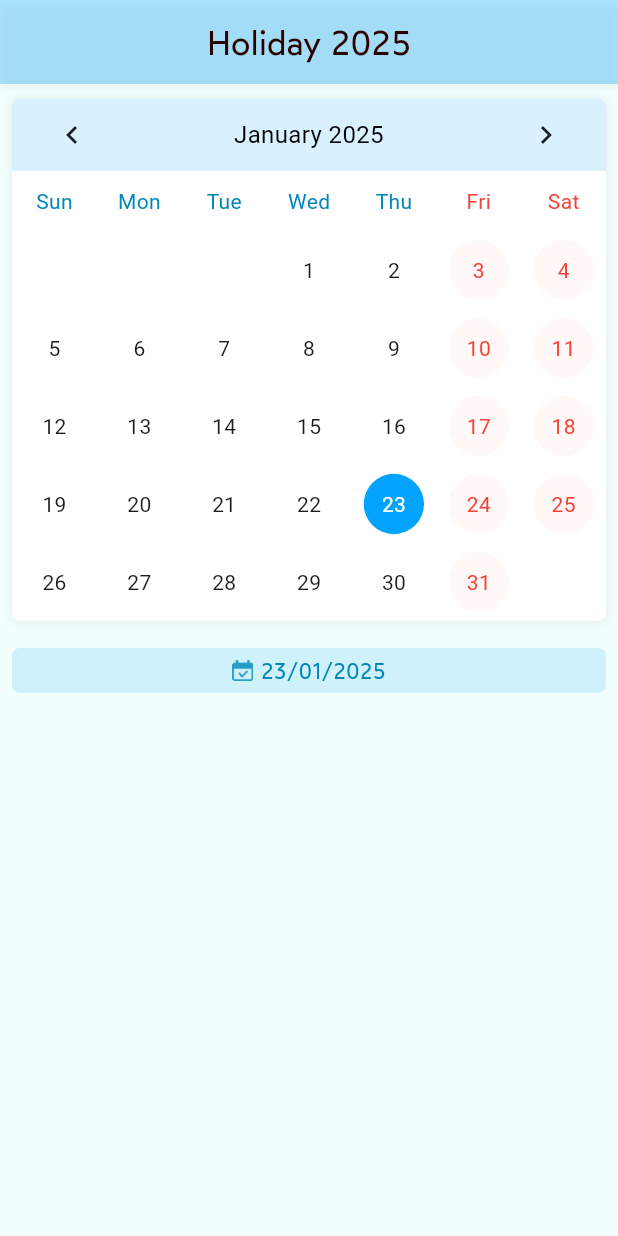
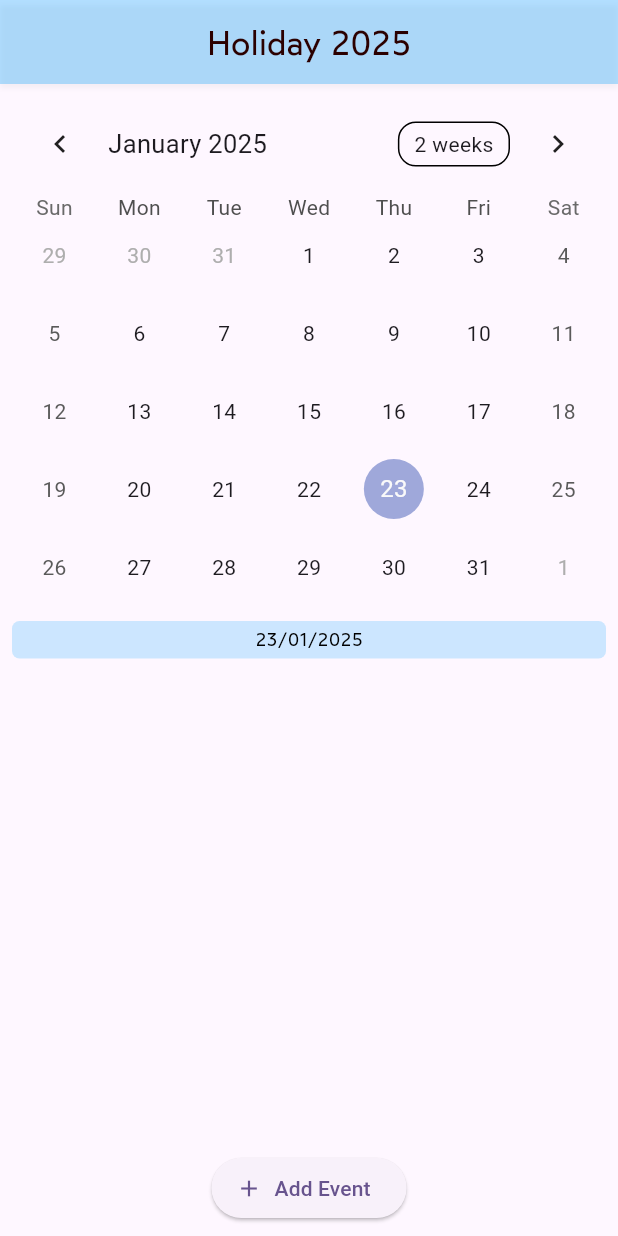
Before and after one commit to marjansikder/Holiday-Calendar, a Flutter app: the screen it shows after launch, on a phone screen of 412 x 824 dp. Run offline on Flutter 3.47's test engine with Material 3 defaults, Android fonts, the phone set to English and light mode, and no system bars; drawn by our look-alikes of table_calendar; our stand-ins replace flutter_riverpod, sqflite; accounts and stored records are empty.

Commit message:
add-event

```diff
--- /dev/null
+++ b/lib/model/repository/holiday_repository.dart
@@ -0,0 +1,21 @@
+// lib/model/repository/holiday_repository.dart
+import 'package:flutter/foundation.dart';
+import 'package:holiday_calendar/model/db/db_service.dart';
+import 'package:holiday_calendar/model/models/event_model.dart';
+
+
+class HolidayRepository {
+  final DBService dbService;
+
+  HolidayRepository({required this.dbService});
+
+  // Insert event into DB
+  Future<void> addEvent(Event event, DateTime date) async {
+    await dbService.insertEvent(event, date);
+  }
+
+  // Get events from DB for a specific date
+  Future<List<Event>> getEventsForDay(DateTime date) async {
+    return await dbService.getEventsForDate(date);
+  }
+}
--- a/lib/routes/all_routes.dart
+++ b/lib/routes/all_routes.dart
@@ -1,6 +1,7 @@
 import 'package:flutter/material.dart';
 import 'package:holiday_calendar/routes/routes_name.dart';
-import 'package:holiday_calendar/view/calendar/holiday_calendar_screen.dart';
+import 'package:holiday_calendar/view/calendar/holiday_calendar_screen_db.dart';
+
 
 class AppRoutes {
   static const String holidayCalendarScreen = RouteName.holidayCalendar;
--- a/lib/view/calendar/holiday_calendar_screen.dart
+++ /dev/null
@@ -1,301 +0,0 @@
-import 'package:flutter/material.dart';
-import 'package:flutter_riverpod/flutter_riverpod.dart';
-import 'package:holiday_calendar/component/app_colors.dart';
-import 'package:holiday_calendar/component/app_styles.dart';
-import 'package:holiday_calendar/view_model/providers/holiday_calendar_notifier.dart';
-import 'package:holiday_calendar/view_model/providers/holiday_calendar_provider.dart';
-import 'package:holiday_calendar/view_model/providers/holiday_calendar_state.dart';
-import 'package:holiday_calendar/widgets/custom_app_bar.dart';
-import 'package:table_calendar/table_calendar.dart';
-
-class HolidayCalendarScreen extends ConsumerWidget {
-  const HolidayCalendarScreen({super.key});
-
-  @override
-  Widget build(BuildContext context, WidgetRef ref) {
-    final calendarState = ref.watch(holidayCalendarProvider);
-    final calendarNotifier = ref.read(holidayCalendarProvider.notifier);
-
-    return Scaffold(
-      backgroundColor: AppColors.whiteColorJ,
-      appBar: CustomAppBarWithShadow(
-        title: 'Holiday ${calendarState.focusedDay.year}',
-      ),
-      body: Column(
-        children: [
-          const SizedBox(height: 2),
-          _buildTableCalendar(calendarState, calendarNotifier),
-          const SizedBox(height: 8),
-          _buildSelectedDate(calendarNotifier),
-          const SizedBox(height: 10),
-          _buildEventList(calendarState),
-          const SizedBox(height: 12),
-          _buildTodayButton(calendarState, calendarNotifier),
-        ],
-      ),
-    );
-  }
-
-  Widget _buildTableCalendar(
-    HolidayCalendarState state,
-    HolidayCalendarNotifier notifier,
-  ) {
-    final kToday = DateTime.now();
-    final kFirstDay = DateTime(kToday.year, 1, 1);
-    final kLastDay = DateTime(kToday.year + 2, kToday.month, kToday.day);
-    return Padding(
-      padding: const EdgeInsets.symmetric(horizontal: 8, vertical: 8),
-      child: Container(
-        decoration: BoxDecoration(
-          borderRadius: BorderRadius.circular(5.0),
-          color: AppColors.whiteColor,
-          boxShadow: [
-            BoxShadow(
-              color: Colors.grey.withOpacity(.2),
-              offset: const Offset(0.0, 0.05),
-              blurRadius: 6.0,
-            ),
-          ],
-        ),
-        child: TableCalendar(
-          locale: 'en_US',
-          headerStyle: HeaderStyle(
-              headerPadding: const EdgeInsets.only(left: 8, right: 8),
-              formatButtonVisible: false,
-              titleCentered: true,
-              titleTextStyle:
-                  const TextStyle(fontSize: 16, color: AppColors.blackColor),
-              decoration: BoxDecoration(
-                color: AppColors.appbarColor.withOpacity(.15),
-                borderRadius: const BorderRadius.only(
-                  topRight: Radius.circular(5),
-                  topLeft: Radius.circular(5),
-                ),
-              )),
-          focusedDay: state.focusedDay,
-          firstDay: kFirstDay,
-          lastDay: kLastDay,
-          calendarFormat: state.calendarFormat,
-          formatAnimationCurve: Curves.bounceInOut,
-          weekNumbersVisible: false,
-          selectedDayPredicate: (day) => isSameDay(state.selectedDay, day),
-          eventLoader: notifier.getEventsForDay,
-          startingDayOfWeek: StartingDayOfWeek.sunday,
-          weekendDays: const [DateTime.friday, DateTime.saturday],
-          onDaySelected: (selectedDay, focusedDay) {
-            notifier.onDaySelected(selectedDay, focusedDay);
-          },
-          holidayPredicate: (day) {
-            return day.weekday == DateTime.friday ||
-                day.weekday == DateTime.saturday;
-          },
-          daysOfWeekHeight: 40,
-          daysOfWeekStyle: const DaysOfWeekStyle(
-            weekdayStyle: TextStyle(color: AppColors.optionalColor),
-            weekendStyle: TextStyle(color: Colors.red),
-          ),
-          onFormatChanged: notifier.onFormatChanged,
-          onPageChanged: notifier.onPageChanged,
-          calendarStyle: CalendarStyle(
-              markerSize: 0,
-              outsideDaysVisible: false,
-              canMarkersOverflow: false,
-              selectedTextStyle: const TextStyle(color: Colors.white),
-              todayDecoration: BoxDecoration(
-                color: AppColors.appbarColor.withOpacity(0.6),
-                shape: BoxShape.circle,
-              ),
-              defaultDecoration: const BoxDecoration(
-                shape: BoxShape.circle,
-              ),
-              disabledTextStyle: TextStyle(color: AppColors.disableColor)),
-          calendarBuilders: CalendarBuilders(
-            markerBuilder: (context, day, events) {
-              if (events.isNotEmpty && day != state.selectedDay) {
-                return Center(
-                  child: Container(
-                    decoration: BoxDecoration(
-                      color: Colors.red.withOpacity(0.2),
-                      shape: BoxShape.circle,
-                    ),
-                    padding: day.day < 10
-                        ? const EdgeInsets.all(15.5)
-                        : const EdgeInsets.all(12.0),
-                    child: Text(
-                      '${day.day}',
-                      style: TextStyle(color: Colors.red),
-                    ),
-                  ),
-                );
-              }
-              return null;
-            },
-            holidayBuilder: (context, day, focusedDay) {
-              if (day.weekday == DateTime.friday ||
-                  day.weekday == DateTime.saturday) {
-                return Center(
-                  child: Container(
-                    decoration: BoxDecoration(
-                      color: Colors.red.withOpacity(0.04),
-                      shape: BoxShape.circle,
-                    ),
-                    padding: day.day < 10
-                        ? const EdgeInsets.all(16.0)
-                        : const EdgeInsets.all(12.0),
-                    child: Text(
-                      '${day.day}',
-                      style: const TextStyle(color: Colors.red),
-                    ),
-                  ),
-                );
-              }
-              return null;
-            },
-            selectedBuilder: (context, day, focusedDay) {
-              return Center(
-                child: Container(
-                  decoration: state.selectedDay == day
-                      ? BoxDecoration(
-                          border: Border.all(color: AppColors.appbarColor),
-                          shape: BoxShape.circle,
-                        )
-                      : const BoxDecoration(
-                          color: AppColors.appbarColor,
-                          shape: BoxShape.circle,
-                        ),
-                  padding: day.day < 10
-                      ? const EdgeInsets.all(16.0)
-                      : const EdgeInsets.all(12.0),
-                  child: Text(
-                    '${day.day}',
-                    style: TextStyle(
-                        color: state.selectedDay == day
-                            ? AppColors.appbarColor
-                            : AppColors.whiteColor),
-                  ),
-                ),
-              );
-            },
-          ),
-        ),
-      ),
-    );
-  }
-
-  Widget _buildSelectedDate(HolidayCalendarNotifier notifier) {
-    final resultedDate = notifier.getSelectedDayFormatted();
-    return Padding(
-      padding: const EdgeInsets.symmetric(horizontal: 8, vertical: 2),
-      child: Container(
-        height: 30,
-        decoration: BoxDecoration(
-          borderRadius: BorderRadius.circular(5),
-          color: AppColors.appbarColor.withOpacity(.15),
-        ),
-        child: Row(
-          mainAxisAlignment: MainAxisAlignment.center,
-          children: [
-            Image.asset("assets/icons/img.png",
-                width: 14, color: AppColors.optionalColor.withOpacity(.8)),
-            SizedBox(width: 5),
-            Text(
-              resultedDate,
-              style: getCustomTextStyle(
-                fontWeight: FontWeight.w400,
-                fontSize: 14,
-                color: AppColors.optionalColor,
-              ),
-            ),
-          ],
-        ),
-      ),
-    );
-  }
-
-  Widget _buildEventList(HolidayCalendarState state) {
-    final events = state.selectedEvents;
-    return Expanded(
-      child: ListView.builder(
-        itemCount: events.length,
-        itemBuilder: (context, index) {
-          final event = events[index];
-          return Container(
-            margin: const EdgeInsets.symmetric(horizontal: 8.0, vertical: 4.0),
-            padding: const EdgeInsets.all(8.0),
-            decoration: BoxDecoration(
-              color: AppColors.appbarColor.withOpacity(.15),
-              borderRadius: BorderRadius.circular(5.0),
-            ),
-            child: Padding(
-              padding: const EdgeInsets.symmetric(horizontal: 6.0),
-              child: Column(
-                crossAxisAlignment: CrossAxisAlignment.start,
-                children: [
-                  Text(
-                    event.holidayEn,
-                    style: getCustomTextStyle(
-                      fontSize: 16,
-                      fontWeight: FontWeight.normal,
-                      color: Colors.black,
-                    ),
-                  ),
-                  Text(
-                    event.holidayBn,
-                    style: getCustomTextStyle(
-                      fontSize: 14,
-                      fontWeight: FontWeight.normal,
-                      color: AppColors.titleColor,
-                    ),
-                  ),
-                  const SizedBox(height: 6),
-                ],
-              ),
-            ),
-          );
-        },
-      ),
-    );
-  }
-
-  Widget _buildTodayButton(
-    HolidayCalendarState state,
-    HolidayCalendarNotifier notifier,
-  ) {
-    if (!state.showResetButton) return const SizedBox.shrink();
-    return Row(
-      mainAxisAlignment: MainAxisAlignment.end,
-      children: [
-        Padding(
-          padding: const EdgeInsets.all(15.0),
-          child: InkWell(
-            onTap: notifier.resetToCurrentDay,
-            child: Container(
-              width: 70,
-              height: 50,
-              decoration: BoxDecoration(
-                borderRadius: BorderRadius.circular(5),
-                color: AppColors.appbarColor.withOpacity(.8),
-                boxShadow: [
-                  BoxShadow(
-                    color: Colors.grey.withOpacity(.3),
-                    offset: const Offset(0.0, 3.0),
-                    blurRadius: 6.0,
-                  ),
-                ],
-              ),
-              child: const Center(
-                child: Text(
-                  'Today',
-                  style: TextStyle(
-                    color: AppColors.whiteColor,
-                    fontSize: 14,
-                  ),
-                ),
-              ),
-            ),
-          ),
-        ),
-      ],
-    );
-  }
-}
--- /dev/null
+++ b/lib/view/calendar/holiday_calendar_screen_db.dart
@@ -0,0 +1,177 @@
+
+
+import 'package:flutter/material.dart';
+import 'package:flutter_riverpod/flutter_riverpod.dart';
+import 'package:holiday_calendar/model/models/event_model.dart';
+import 'package:table_calendar/table_calendar.dart';
+import '../../view_model/providers/holiday_calendar_provider.dart';
+import '../../view_model/providers/holiday_calendar_notifier.dart';
+import '../../view_model/providers/holiday_calendar_state.dart';
+import '../../component/app_colors.dart';
+import '../../component/app_styles.dart';
+import '../../widgets/custom_app_bar.dart';
+
+class HolidayCalendarScreen extends ConsumerWidget {
+  const HolidayCalendarScreen({Key? key}) : super(key: key);
+
+  @override
+  Widget build(BuildContext context, WidgetRef ref) {
+    final calendarState = ref.watch(holidayCalendarProvider);
+    final calendarNotifier = ref.read(holidayCalendarProvider.notifier);
+
+    return Scaffold(
+      appBar: CustomAppBarWithShadow(
+        title: 'Holiday ${calendarState.focusedDay.year}',
+      ),
+      body: Column(
+        children: [
+          // TableCalendar
+          _buildTableCalendar(calendarState, calendarNotifier),
+          // Display selected date
+          _buildSelectedDate(calendarNotifier),
+          // Show events for the selected day
+          _buildEventList(calendarState),
+          // The "Today" button
+          _buildTodayButton(calendarState, calendarNotifier),
+          // The "Add Event" button
+          _buildAddEventButton(context, calendarNotifier),
+        ],
+      ),
+    );
+  }
+
+  Widget _buildTableCalendar(
+      HolidayCalendarState state,
+      HolidayCalendarNotifier notifier,
+      ) {
+    return Padding(
+      padding: const EdgeInsets.symmetric(horizontal: 8, vertical: 8),
+      child: TableCalendar(
+        focusedDay: state.focusedDay,
+        firstDay: DateTime(2020),
+        lastDay: DateTime(2030),
+        calendarFormat: state.calendarFormat,
+        selectedDayPredicate: (day) => day == state.selectedDay,
+        eventLoader: (day) => [],  // We'll handle the list display ourselves.
+        onDaySelected: (selectedDay, focusedDay) {
+          notifier.onDaySelected(selectedDay, focusedDay);
+        },
+        onFormatChanged: notifier.onFormatChanged,
+        onPageChanged: notifier.onPageChanged,
+      ),
+    );
+  }
+
+  Widget _buildSelectedDate(HolidayCalendarNotifier notifier) {
+    final dateStr = notifier.getSelectedDayFormatted();
+    return Padding(
+      padding: const EdgeInsets.symmetric(horizontal: 8, vertical: 2),
+      child: Container(
+        height: 25,
+        decoration: BoxDecoration(
+          borderRadius: BorderRadius.circular(5),
+          color: AppColors.appbarColor.withOpacity(.2),
+        ),
+        child: Center(
+          child: Text(dateStr, style: getCustomTextStyle(fontSize: 12)),
+        ),
+      ),
+    );
+  }
+
+  Widget _buildEventList(HolidayCalendarState state) {
+    final events = state.selectedEvents;
+    return Expanded(
+      child: ListView.builder(
+        itemCount: events.length,
+        itemBuilder: (context, index) {
+          final event = events[index];
+          return ListTile(
+            title: Text(event.holidayEn),
+            subtitle: Text(event.holidayBn),
+          );
+        },
+      ),
+    );
+  }
+
+  Widget _buildTodayButton(
+      HolidayCalendarState state,
+      HolidayCalendarNotifier notifier,
+      ) {
+    if (!state.showResetButton) return const SizedBox.shrink();
+    return Row(
+      mainAxisAlignment: MainAxisAlignment.end,
+      children: [
+        ElevatedButton(
+          onPressed: notifier.resetToCurrentDay,
+          child: const Text('Today'),
+        ),
+      ],
+    );
+  }
+
+  Widget _buildAddEventButton(
+      BuildContext context,
+      HolidayCalendarNotifier notifier,
+      ) {
+    return Padding(
+      padding: const EdgeInsets.all(8.0),
+      child: ElevatedButton.icon(
+        onPressed: () {
+          _showAddEventDialog(context, notifier);
+        },
+        icon: const Icon(Icons.add),
+        label: const Text('Add Event'),
+      ),
+    );
+  }
+
+  void _showAddEventDialog(
+      BuildContext context,
+      HolidayCalendarNotifier notifier,
+      ) {
+    final enController = TextEditingController();
+    final bnController = TextEditingController();
+
+    showDialog(
+      context: context,
+      builder: (ctx) {
+        return AlertDialog(
+          title: const Text('Add Event'),
+          content: Column(
+            mainAxisSize: MainAxisSize.min,
+            children: [
+              TextField(
+                controller: enController,
+                decoration: const InputDecoration(labelText: 'Event (English)'),
+              ),
+              TextField(
+                controller: bnController,
+                decoration: const InputDecoration(labelText: 'Event (Bangla)'),
+              ),
+            ],
+          ),
+          actions: [
+            TextButton(
+              onPressed: () => Navigator.of(ctx).pop(),
+              child: const Text('Cancel'),
+            ),
+            ElevatedButton(
+              onPressed: () async {
+                final enText = enController.text.trim();
+                final bnText = bnController.text.trim();
+                if (enText.isNotEmpty && bnText.isNotEmpty) {
+                  await notifier.addEventForSelectedDay(Event(bnText, enText));
+                }
+                // Dismiss dialog
+                Navigator.of(ctx).pop();
+              },
+              child: const Text('Save'),
+            ),
+          ],
+        );
+      },
+    );
+  }
+}
--- /dev/null
+++ b/lib/view_model/providers/holiday_state.dart
@@ -0,0 +1,36 @@
+// lib/view_model/providers/holiday_calendar_state.dart
+
+import 'package:holiday_calendar/model/models/event_model.dart';
+import 'package:table_calendar/table_calendar.dart';
+
+class HolidayCalendarState {
+  final CalendarFormat calendarFormat;
+  final DateTime focusedDay;
+  final DateTime? selectedDay;
+  final List<Event> selectedEvents;
+  final bool showResetButton;
+
+  const HolidayCalendarState({
+    required this.calendarFormat,
+    required this.focusedDay,
+    required this.selectedDay,
+    required this.selectedEvents,
+    required this.showResetButton,
+  });
+
+  HolidayCalendarState copyWith({
+    CalendarFormat? calendarFormat,
+    DateTime? focusedDay,
+    DateTime? selectedDay,
+    List<Event>? selectedEvents,
+    bool? showResetButton,
+  }) {
+    return HolidayCalendarState(
+      calendarFormat: calendarFormat ?? this.calendarFormat,
+      focusedDay: focusedDay ?? this.focusedDay,
+      selectedDay: selectedDay ?? this.selectedDay,
+      selectedEvents: selectedEvents ?? this.selectedEvents,
+      showResetButton: showResetButton ?? this.showResetButton,
+    );
+  }
+}
--- a/pubspec.yaml
+++ b/pubspec.yaml
@@ -18,6 +18,8 @@ dependencies:
   intl: ^0.19.0
   table_calendar: ^3.1.3
   flutter_riverpod: ^2.6.1
+  sqflite: ^2.2.8+4
+  path: ^1.8.3
 
 dev_dependencies:
   flutter_test:
```
Also changed, not shown: lib/model/db/db_service.dart (added, +83 -0 lines), lib/model/repository/repository.dart (deleted, +0 -47 lines), lib/view_model/providers/holiday_calendar_notifier.dart (+31 -17 lines), lib/view_model/providers/holiday_calendar_provider.dart (+14 -4 lines), pubspec.lock.
